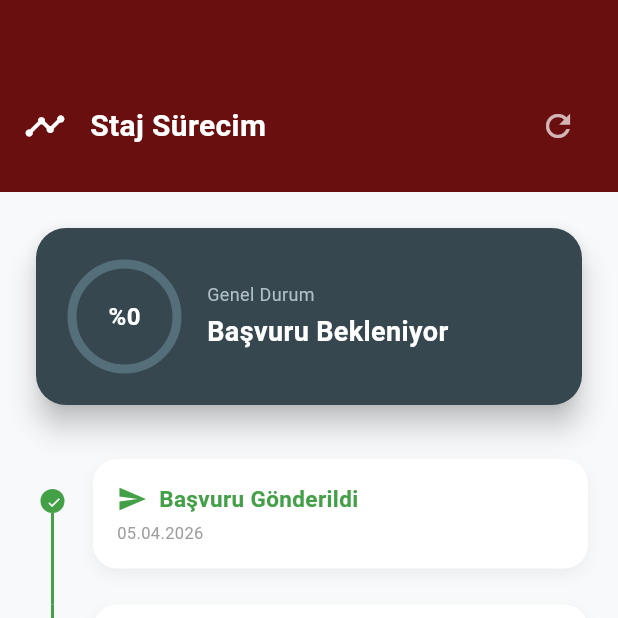
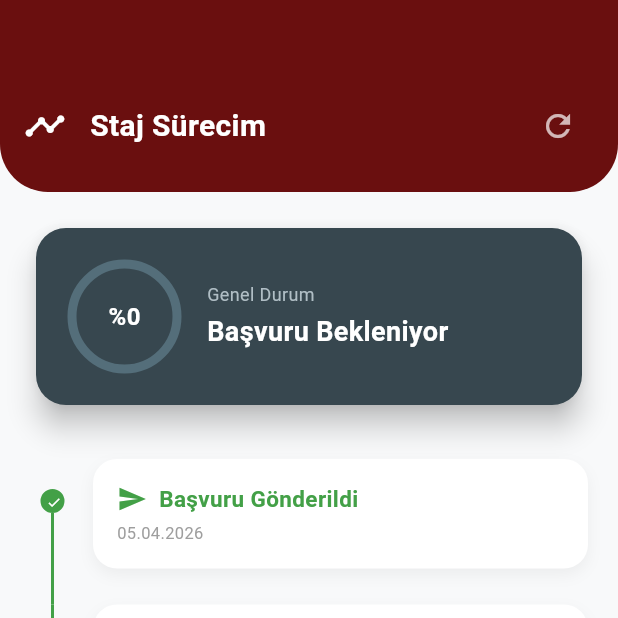
Before and after one commit to miraykahveci/INTERNFLOW, a Flutter app: the StudentProcessPage screen opened directly, on a phone screen of 412 x 824 dp, the top half of it. Run offline on Flutter 3.47's test engine with Material 3 defaults, Android fonts, the phone set to English and light mode, and no system bars; our stand-ins replace file_picker, flutter_dotenv, supabase_flutter; accounts and stored records are empty.

Commit message:
tasarım güncellemeleri yapıldı

```diff
--- a/internflow_frontend/lib/views/student_process_page.dart
+++ b/internflow_frontend/lib/views/student_process_page.dart
@@ -221,7 +221,13 @@ class _StudentProcessPageState extends State<StudentProcessPage> {
                 Container(
                   width: double.infinity,
                   padding: const EdgeInsets.fromLTRB(16, 60, 16, 20),
-                  decoration: BoxDecoration(color: primaryColor),
+                  decoration: BoxDecoration(
+                   color: primaryColor,
+                   borderRadius: const BorderRadius.only(
+                   bottomLeft: Radius.circular(32),
+                   bottomRight: Radius.circular(32),
+                   ),
+                 ),
                   child: Row(
                     children: [
                       const Icon(Icons.timeline, color: Colors.white, size: 28),
```
Also changed, not shown: internflow_frontend/lib/views/student_profile_page.dart (+7 -1 lines).
